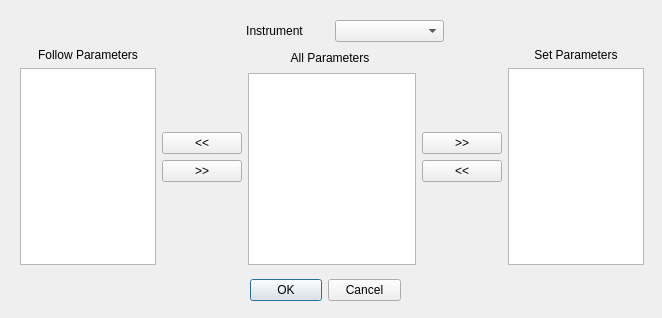
AbishaiMathai/DO_Lab2DSweeps, file edit_parameter.ui: the form before one commit.
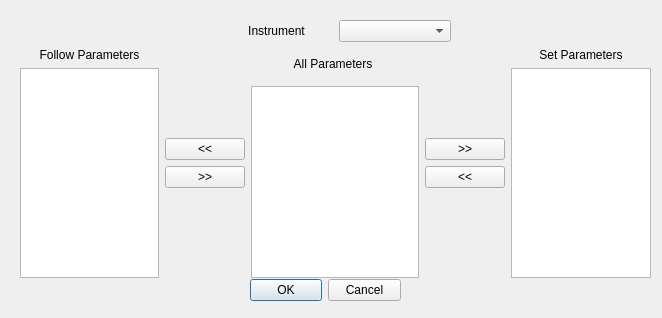
The form after the commit.

What changed in the file:
```diff
--- a/edit_parameter.ui
+++ b/edit_parameter.ui
@@ -34,8 +34,8 @@
     <rect>
      <x>20</x>
      <y>20</y>
-     <width>624</width>
-     <height>245</height>
+     <width>631</width>
+     <height>258</height>
     </rect>
    </property>
    <layout class="QVBoxLayout" name="verticalLayout">
```
